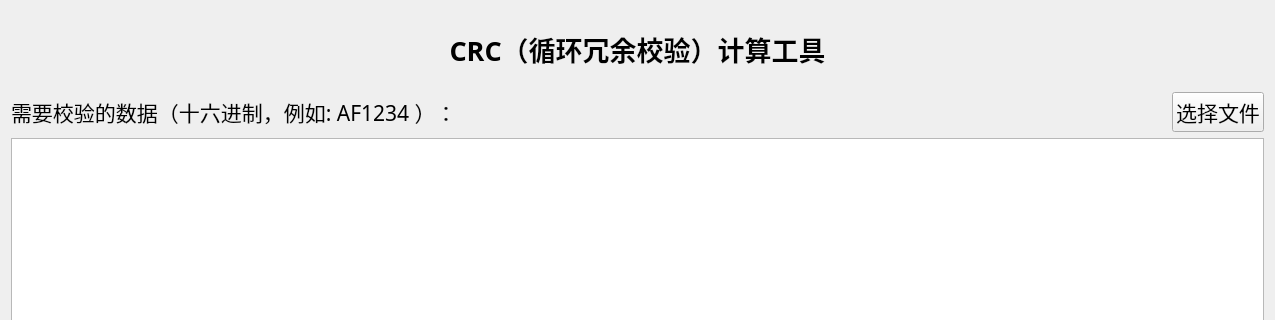
This is source_code/crc.ui in Taiga233/CRC_tools as Qt 5 draws it before an edit; both pictures show x 0 to 1275 and y 0 to 320 of the 1275 by 735 pixel window. The edited form follows.
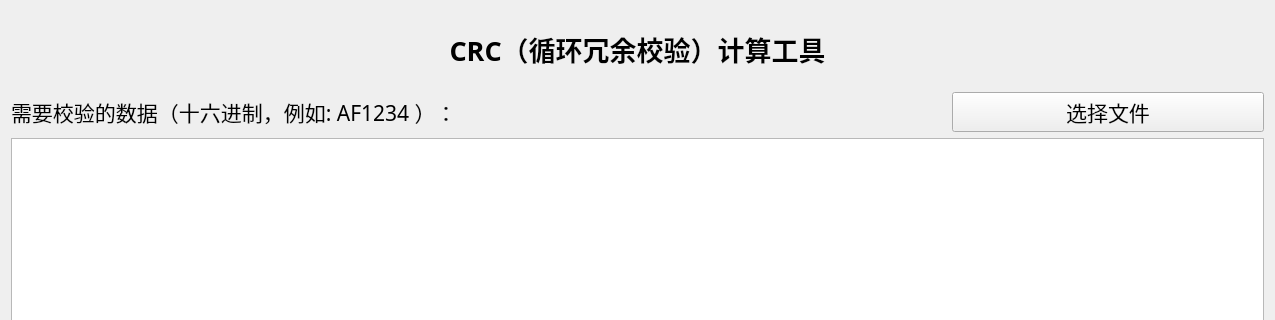
This is the edited form.

What changed in the file:
```diff
--- a/source_code/crc.ui
+++ b/source_code/crc.ui
@@ -39,7 +39,7 @@
     </widget>
    </item>
    <item>
-    <layout class="QHBoxLayout" name="horizontalLayout_5" stretch="3,0">
+    <layout class="QHBoxLayout" name="horizontalLayout_5" stretch="3,1">
      <item>
       <widget class="QLabel" name="label_2">
        <property name="font">
```
Left out of the diff: 2 changed lines with no effect on the pictures.
